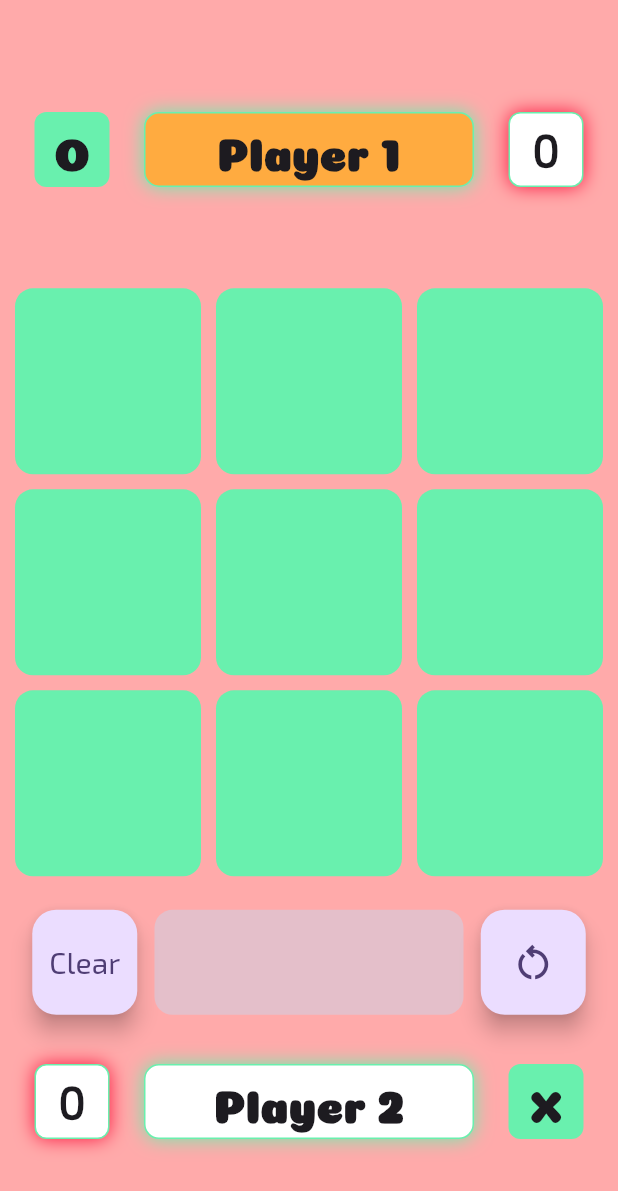
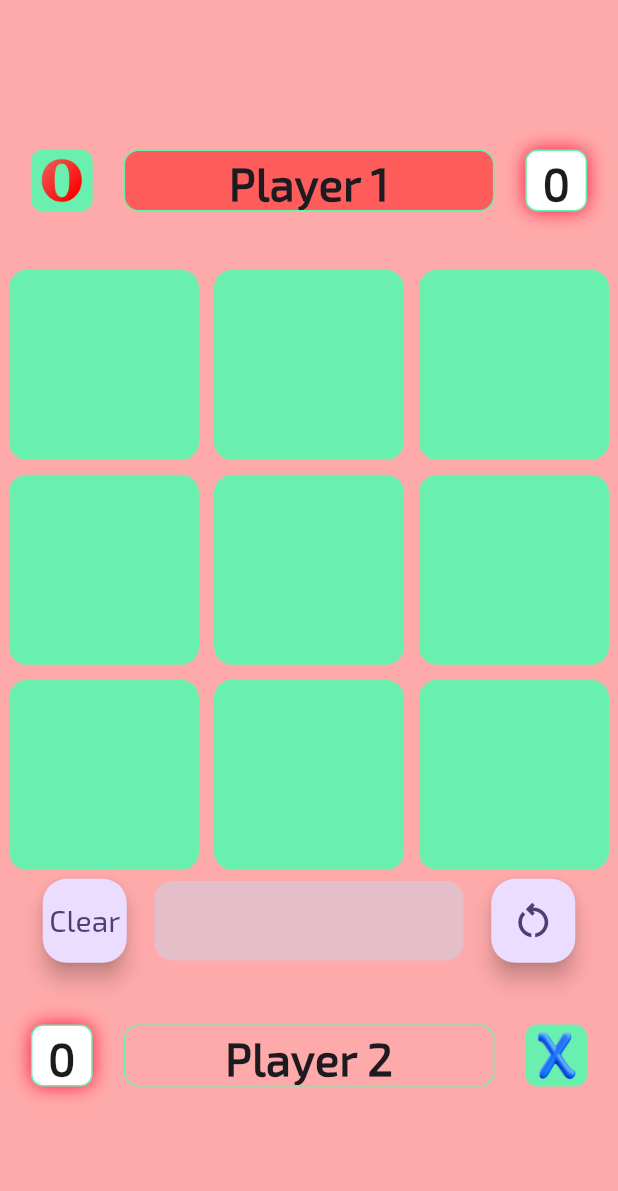
Before and after one commit to rahulkumardev24/tie_tac_toe-game, a Flutter app: the screen it shows after launch, after a tap on "Start Game", on a phone screen of 412 x 824 dp. Shown: the top 1191 px of the screen. Run offline on Flutter 3.47's test engine with Material 3 defaults, Android fonts, the phone set to English and light mode, and no system bars; project files that could hold a hidden picture were left out.

Commit message:
fix error

```diff
--- a/lib/colors.dart
+++ b/lib/colors.dart
@@ -7,4 +7,4 @@ const Color appResult = Color(0xffff8989) ;
 const Color spabTTT = Color(0xffff4848) ;
 const Color spBox = Color(0xfffc163f) ;
 const Color boardFirst = Color(0xff4aff9a) ;
-const Color boardSecond = Color(0xffa942f6) ;
+const Color boardSecond = Color(0xff2390fd) ;
--- a/lib/screen/home_screen.dart
+++ b/lib/screen/home_screen.dart
@@ -34,58 +34,46 @@ class _HomeScreenState extends State<HomeScreen> {
   Widget build(BuildContext context) {
     mqData = MediaQuery.of(context);
     return Scaffold(
+      backgroundColor: spColorTTT,
+
       /// ..................body................................//
-      body: Container(
-        width: double.infinity,
-        height: double.infinity,
-        color: spColorTTT,
-        child: Column(
-          mainAxisAlignment: MainAxisAlignment.spaceEvenly,
-            children: [
-          const SizedBox(
-            height: 50,
-          ),
-
+      body: Center(
+        child: Column(mainAxisAlignment: MainAxisAlignment.center, children: [
           /// player 1 part
           Row(
             mainAxisAlignment: MainAxisAlignment.spaceEvenly,
             children: [
               Container(
-                  height: 50,
-                  width: 50,
+                  height: mqData!.size.height * 0.05,
+                  width: mqData!.size.height * 0.05,
                   decoration: BoxDecoration(
                       borderRadius: BorderRadius.circular(8),
                       color: Colors.greenAccent),
-                  child: const Center(
-                      child: Text(
-                    "O",
-                    style: TextStyle(
-                        fontWeight: FontWeight.bold,
-                        fontSize: 30,
-                        fontFamily: "myBoxNew"),
+                  child: Center(
+                      child: Padding(
+                    padding: const EdgeInsets.all(4.0),
+                    child: Image.asset("assets/images/0icon.png"),
                   ))),
               Container(
-                  height: 50,
-                  width: 220,
+                  height: mqData!.size.height * 0.05,
+                  width: mqData!.size.width * 0.6,
                   decoration: BoxDecoration(
                       borderRadius: BorderRadius.circular(10),
                       border: Border.all(color: Colors.greenAccent, width: 1),
-                      boxShadow: const [
-                        BoxShadow(color: Colors.greenAccent, blurRadius: 10)
-                      ],
-                      color:
-                          oTurn ? Colors.orangeAccent.shade200 : Colors.white),
+                      color: oTurn
+                          ? spabTTT.withOpacity(0.8)
+                          : Colors.transparent),
                   child: Center(
                       child: Text(
                     widget.playerFirst,
                     style: const TextStyle(
                         fontWeight: FontWeight.bold,
                         fontSize: 30,
-                        fontFamily: "myBoxNew"),
+                        fontFamily: "myBox"),
                   ))),
               Container(
-                  height: 50,
-                  width: 50,
+                  height: mqData!.size.height * 0.05,
+                  width: mqData!.size.height * 0.05,
                   decoration: BoxDecoration(
                       borderRadius: BorderRadius.circular(8),
                       border: Border.all(color: Colors.greenAccent, width: 1),
@@ -111,8 +99,9 @@ class _HomeScreenState extends State<HomeScreen> {
           /// ............box......................//
           SizedBox(
             height: mqData!.size.height * 0.5,
+            width: mqData!.size.height * 0.5,
             child: GridView.builder(
-              padding: const EdgeInsets.symmetric(horizontal: 10, vertical: 10),
+              padding: const EdgeInsets.symmetric(horizontal: 6, vertical: 6),
               itemCount: 9,
               gridDelegate: const SliverGridDelegateWithFixedCrossAxisCount(
                   crossAxisCount: 3, crossAxisSpacing: 10, mainAxisSpacing: 10),
@@ -149,10 +138,7 @@ class _HomeScreenState extends State<HomeScreen> {
             child: Row(
               mainAxisAlignment: MainAxisAlignment.spaceEvenly,
               children: [
-                SizedBox(
-                  height: 70,
-                  width: 70,
-                  child: FloatingActionButton(
+                FloatingActionButton(
                   onPressed: () {
                     setState(() {
                       _clearBoard();
@@ -163,25 +149,23 @@ class _HomeScreenState extends State<HomeScreen> {
                     style: TextStyle(fontFamily: "myBox", fontSize: 20),
                   ),
                 ),
-                ),
                 Container(
                     width: mqData!.size.width * 0.5,
-                    height: 70,
                     decoration: BoxDecoration(
                         color: Colors.blue.shade100.withOpacity(0.4),
                         borderRadius: BorderRadius.circular(12)),
                     child: Center(
+                        child: Padding(
+                      padding: const EdgeInsets.symmetric(vertical: 12.0),
                       child: Text(
                         resultDeclaration,
                         style: const TextStyle(
                             color: Colors.blueAccent,
                             fontSize: 20,
                             fontFamily: "myBoxNew"),
+                      ),
                     ))),
-                SizedBox(
-                  height: 70,
-                  width: 70,
-                  child: FloatingActionButton(
+                FloatingActionButton(
                   onPressed: () {
                     setState(() {
                       _reStart();
@@ -192,13 +176,12 @@ class _HomeScreenState extends State<HomeScreen> {
                     size: 30,
                   ),
                 ),
-                ),
               ],
             ),
           ),
 
           SizedBox(
-            height: mqData!.size.height * 0.01,
+            height: mqData!.size.height * 0.05,
           ),
 
           /// player 2 part
@@ -208,8 +191,8 @@ class _HomeScreenState extends State<HomeScreen> {
               mainAxisAlignment: MainAxisAlignment.spaceEvenly,
               children: [
                 Container(
-                    height: 50,
-                    width: 50,
+                    height: mqData!.size.height * 0.05,
+                    width: mqData!.size.height * 0.05,
                     decoration: BoxDecoration(
                         borderRadius: BorderRadius.circular(8),
                         border: Border.all(color: Colors.greenAccent, width: 1),
@@ -226,41 +209,34 @@ class _HomeScreenState extends State<HomeScreen> {
                           fontFamily: "myBox"),
                     ))),
                 Container(
-                    height: 50,
-                    width: 220,
+                    height: mqData!.size.height * 0.05,
+                    width: mqData!.size.width * 0.6,
                     decoration: BoxDecoration(
                         borderRadius: BorderRadius.circular(10),
                         border: Border.all(color: Colors.greenAccent, width: 1),
-                        boxShadow: const [
-                          BoxShadow(color: Colors.greenAccent, blurRadius: 10)
-                        ],
-                        color: oTurn
-                            ? Colors.white
-                            : Colors.orangeAccent.shade200),
+                        color: oTurn ? Colors.transparent : boardSecond),
                     child: Center(
                         child: Text(
                       widget.playerSecond,
                       style: const TextStyle(
                           fontWeight: FontWeight.bold,
                           fontSize: 30,
-                          fontFamily: "myBoxNew"),
+                          fontFamily: "myBox"),
                     ))),
                 Container(
-                    height: 50,
-                    width: 50,
+                    height: mqData!.size.height * 0.05,
+                    width: mqData!.size.height * 0.05,
                     decoration: BoxDecoration(
                         borderRadius: BorderRadius.circular(8),
                         color: Colors.greenAccent),
-                    child: const Center(
-                        child: Text(
-                      "X",
-                      style: TextStyle(fontSize: 30, fontFamily: "myBoxNew"),
-                    ))),
+                    child: Center(
+                      child: Padding(
+                        padding: const EdgeInsets.all(4.0),
+                        child: Image.asset("assets/images/xicon.webp"),
+                      ),
+                    )),
               ],
             ),
-          ),
-          const SizedBox(
-            height: 40,
           ),
         ]),
       ),
--- a/lib/screen/start_screen.dart
+++ b/lib/screen/start_screen.dart
@@ -25,18 +25,12 @@ class _StartScreenState extends State<StartScreen> {
         centerTitle: true,
         backgroundColor: appAppBar,
       ),
-      body: Container(
-        height: double.infinity,
-        width: double.infinity,
-        color: spColorTTT,
+      backgroundColor: spColorTTT,
+      body: Center(
         child: SingleChildScrollView(
           child: Column(
             mainAxisAlignment: MainAxisAlignment.center,
             children: [
-              const SizedBox(
-                height: 30,
-              ),
-
               SizedBox(
                 height: 300,
                 width: 300,
@@ -128,7 +122,8 @@ class _StartScreenState extends State<StartScreen> {
                         ? "Player 2"
                         : player2Controller.text;
 
-                    Navigator.of(context).pushReplacement(_createRoute(HomeScreen(
+                    Navigator.of(context)
+                        .pushReplacement(_createRoute(HomeScreen(
                       player1,
                       player2,
                     )));
```
Also changed, not shown: 3 other files. Lines whose indentation alone changed are shown as unchanged.
